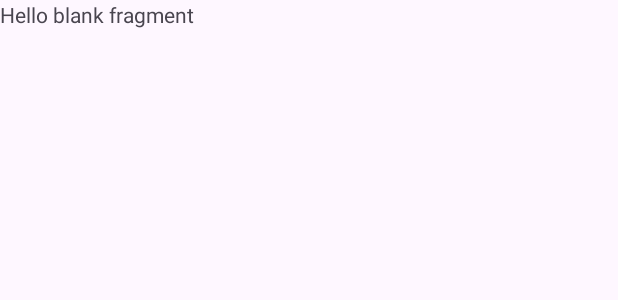
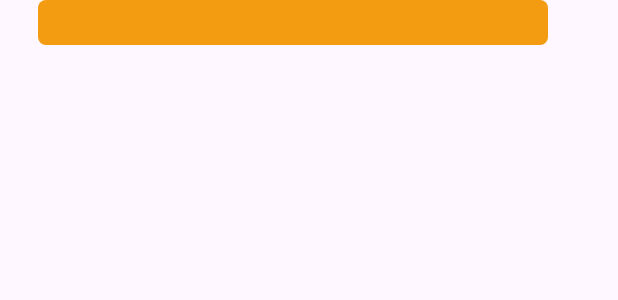
Before and after one commit to hsnyibrhm/Massive_Opets, an Android app: the layout fragment_booking.xml on its own in the app's theme, with its tools: preview values and no code run, on a phone screen of 412 x 824 dp. Shown: the top 300 px of the screen. Run offline under Robolectric (Android 15) with nearby library versions, the phone set to English and light mode, and no system bars.

Commit message:
start progress

```diff
--- a/app/src/main/res/layout/fragment_booking.xml
+++ b/app/src/main/res/layout/fragment_booking.xml
@@ -1,14 +1,29 @@
 <?xml version="1.0" encoding="utf-8"?>
 <FrameLayout xmlns:android="http://schemas.android.com/apk/res/android"
+    xmlns:app="http://schemas.android.com/apk/res-auto"
     xmlns:tools="http://schemas.android.com/tools"
     android:layout_width="match_parent"
     android:layout_height="match_parent"
     tools:context=".booking.BookingFragment">
 
     <!-- TODO: Update blank fragment layout -->
-    <TextView
-        android:layout_width="match_parent"
-        android:layout_height="match_parent"
-        android:text="@string/hello_blank_fragment" />
+    <FrameLayout
+        android:id="@+id/frameLayoutTop"
+        android:layout_width="340dp"
+        android:layout_height="30dp"
+        app:layout_constraintEnd_toEndOf="parent"
+        app:layout_constraintHorizontal_bias="0.0"
+        app:layout_constraintStart_toStartOf="parent"
+        android:layout_marginHorizontal="25dp"
+        android:background="@drawable/bg_top">
+
+        <androidx.constraintlayout.widget.ConstraintLayout
+            android:layout_width="match_parent"
+            android:layout_height="match_parent">
+
+        </androidx.constraintlayout.widget.ConstraintLayout>
+
+    </FrameLayout>
+
 
 </FrameLayout>
```
